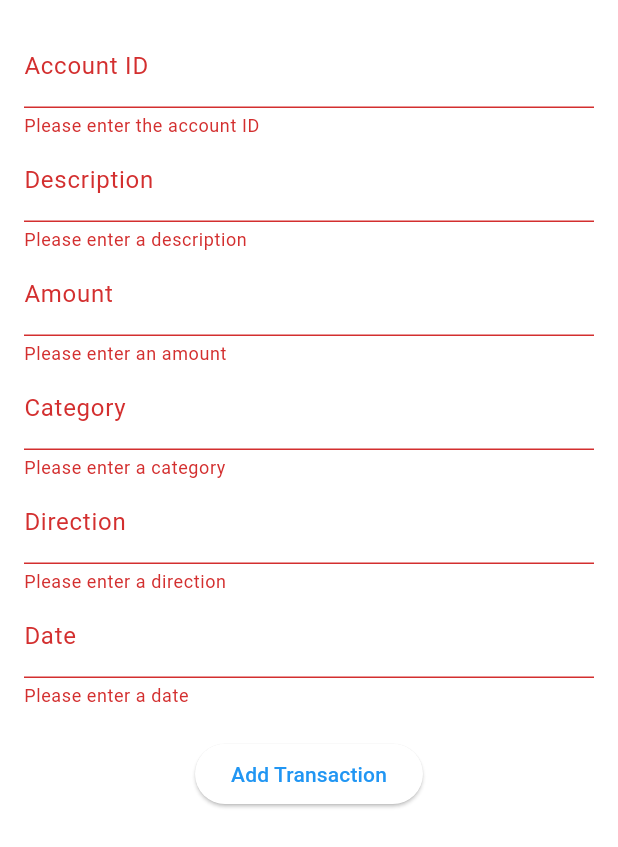
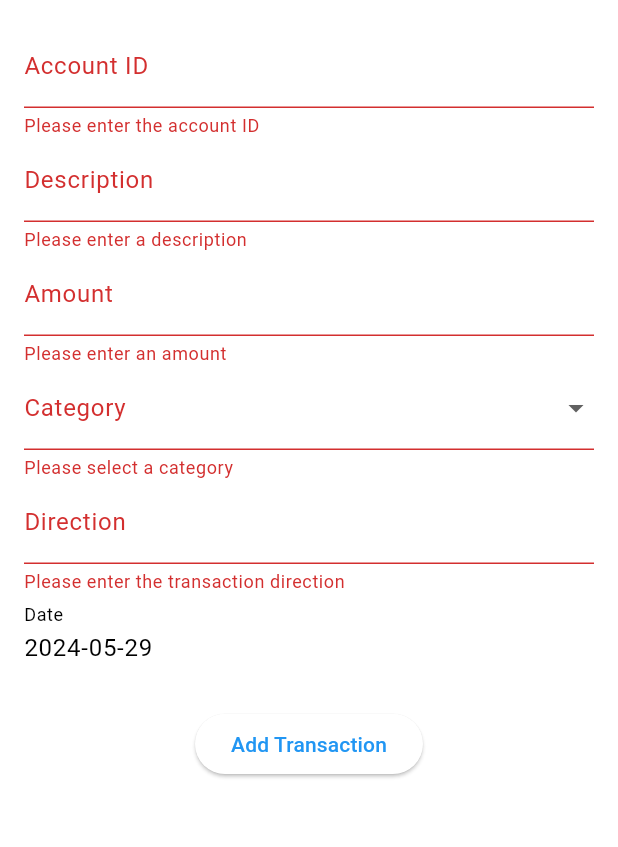
Before and after one commit to darlingson/makobili_flutter_app, a Flutter app: the AddTransactionForm widget shown alone on an empty page, opened directly, after a tap on "Add Transaction", on a phone screen of 412 x 824 dp. Shown: the top 847 px of the screen. Run offline on Flutter 3.47's test engine with Material 3 defaults, Android fonts, the phone set to English and light mode, and no system bars; our stand-ins replace sqflite; missing offline and left inert: dart:js; accounts and stored records are empty.

Commit message:
added code so that, when adding an account and transaction other relevant data should be retrived and shown to the user. Added code so that the app checks for the database file, if it doesnt exist, it creates it

```diff
--- a/lib/components/add_transaction_form.dart
+++ b/lib/components/add_transaction_form.dart
@@ -1,7 +1,8 @@
 import 'package:flutter/material.dart';
+import '../models/transaction.dart';
+import '../models/category.dart';
+import '../utils/database_helper.dart';
 import 'package:intl/intl.dart';
-import '../models/transaction.dart';
-import '../utils/database_helper.dart'; // Make sure to import your DatabaseHelper
 
 class AddTransactionForm extends StatefulWidget {
   @override
@@ -14,11 +15,25 @@ class _AddTransactionFormState extends State<AddTransactionForm> {
   String _accountId = '';
   String _description = '';
   double _amount = 0.0;
-  String _category = '';
+  String? _selectedCategory;
   String _direction = '';
   DateTime _date = DateTime.now();
 
   final DateFormat _dateFormat = DateFormat('yyyy-MM-dd');
+  List<Category> _categories = [];
+
+  @override
+  void initState() {
+    super.initState();
+    _fetchCategories();
+  }
+
+  Future<void> _fetchCategories() async {
+    final categories = await DatabaseHelper.instance.fetchCategories();
+    setState(() {
+      _categories = categories;
+    });
+  }
 
   Future<void> _saveTransaction() async {
     if (_formKey.currentState!.validate()) {
@@ -29,7 +44,7 @@ class _AddTransactionFormState extends State<AddTransactionForm> {
         accountId: _accountId,
         description: _description,
         amount: _amount,
-        category: _category,
+        category: _selectedCategory!,
         direction: _direction,
         date: _date,
       );
@@ -50,7 +65,7 @@ class _AddTransactionFormState extends State<AddTransactionForm> {
           child: Column(
             children: <Widget>[
               TextFormField(
-                decoration: const InputDecoration(labelText: 'Account ID'),
+                decoration: InputDecoration(labelText: 'Account ID'),
                 validator: (value) {
                   if (value == null || value.isEmpty) {
                     return 'Please enter the account ID';
@@ -62,7 +77,7 @@ class _AddTransactionFormState extends State<AddTransactionForm> {
                 },
               ),
               TextFormField(
-                decoration: const InputDecoration(labelText: 'Description'),
+                decoration: InputDecoration(labelText: 'Description'),
                 validator: (value) {
                   if (value == null || value.isEmpty) {
                     return 'Please enter a description';
@@ -74,7 +89,7 @@ class _AddTransactionFormState extends State<AddTransactionForm> {
                 },
               ),
               TextFormField(
-                decoration: const InputDecoration(labelText: 'Amount'),
+                decoration: InputDecoration(labelText: 'Amount'),
                 keyboardType: TextInputType.number,
                 validator: (value) {
                   if (value == null || value.isEmpty) {
@@ -86,23 +101,35 @@ class _AddTransactionFormState extends State<AddTransactionForm> {
                   _amount = double.parse(value!);
                 },
               ),
-              TextFormField(
-                decoration: const InputDecoration(labelText: 'Category'),
+              DropdownButtonFormField<String>(
+                decoration: InputDecoration(labelText: 'Category'),
+                value: _selectedCategory,
+                items: _categories.map((Category category) {
+                  return DropdownMenuItem<String>(
+                    value: category.id,
+                    child: Text(category.name),
+                  );
+                }).toList(),
+                onChanged: (value) {
+                  setState(() {
+                    _selectedCategory = value;
+                  });
+                },
                 validator: (value) {
-                  if (value == null || value.isEmpty) {
-                    return 'Please enter a category';
+                  if (value == null) {
+                    return 'Please select a category';
                   }
                   return null;
                 },
                 onSaved: (value) {
-                  _category = value!;
+                  _selectedCategory = value!;
                 },
               ),
               TextFormField(
-                decoration: const InputDecoration(labelText: 'Direction'),
+                decoration: InputDecoration(labelText: 'Direction'),
                 validator: (value) {
                   if (value == null || value.isEmpty) {
-                    return 'Please enter a direction';
+                    return 'Please enter the transaction direction';
                   }
                   return null;
                 },
@@ -111,30 +138,27 @@ class _AddTransactionFormState extends State<AddTransactionForm> {
                 },
               ),
               TextFormField(
-                decoration: const InputDecoration(
-                  labelText: 'Date',
-                  hintText: 'YYYY-MM-DD',
-                ),
-                keyboardType: TextInputType.datetime,
-                validator: (value) {
-                  if (value == null || value.isEmpty) {
-                    return 'Please enter a date';
-                  }
-                  try {
-                    _date = _dateFormat.parse(value);
-                  } catch (e) {
-                    return 'Please enter a valid date';
-                  }
-                  return null;
-                },
-                onSaved: (value) {
-                  _date = _dateFormat.parse(value!);
+                decoration: InputDecoration(labelText: 'Date'),
+                controller:
+                    TextEditingController(text: _dateFormat.format(_date)),
+                readOnly: true,
+                onTap: () async {
+                  DateTime? pickedDate = await showDatePicker(
+                    context: context,
+                    initialDate: _date,
+                    firstDate: DateTime(2000),
+                    lastDate: DateTime(2101),
+                  );
+                  if (pickedDate != null && pickedDate != _date)
+                    setState(() {
+                      _date = pickedDate;
+                    });
                 },
               ),
-              const SizedBox(height: 20),
+              SizedBox(height: 20),
               ElevatedButton(
                 onPressed: _saveTransaction,
-                child: const Text('Add Transaction'),
+                child: Text('Add Transaction'),
               ),
             ],
           ),
--- a/lib/models/institution.dart
+++ b/lib/models/institution.dart
@@ -13,6 +13,7 @@ class Institution {
     return {
       'id': id,
       'name': name,
+      'type': type,
     };
   }
 
```
Also changed, not shown: lib/components/add_account_form.dart (+35 -7 lines), lib/main.dart (+18 -1 lines), lib/utils/database_helper.dart (+29 -0 lines).
